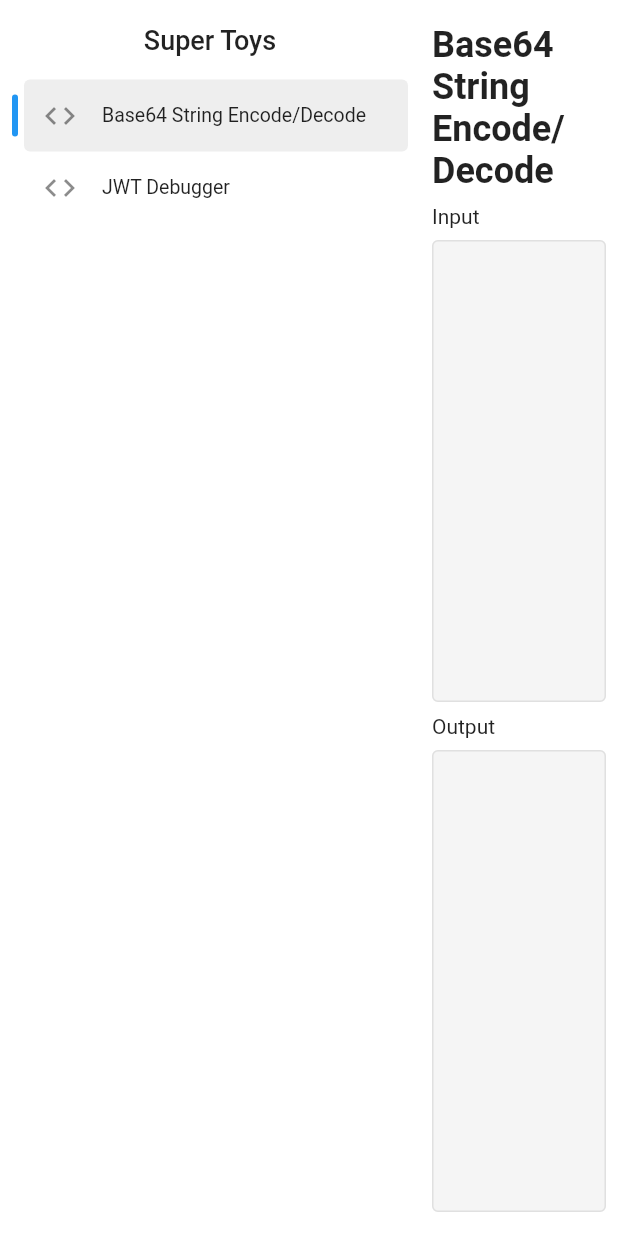
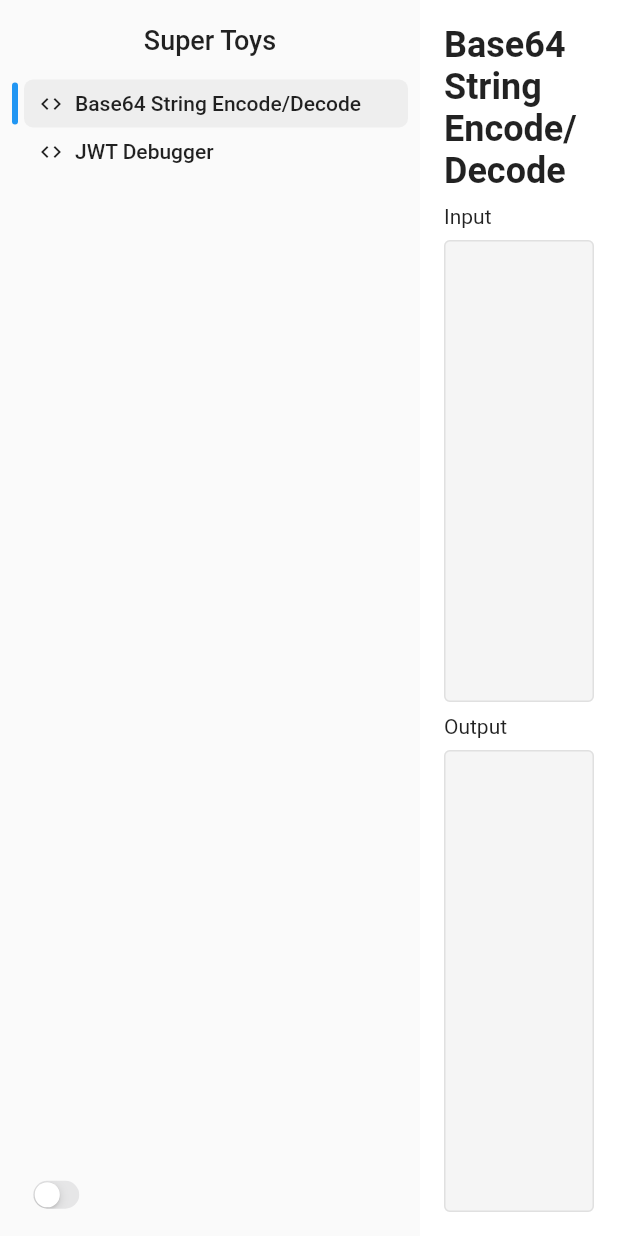
Before and after one commit to xuannghia/SuperToys, a Flutter app: the screen it shows after launch, on a phone screen of 412 x 824 dp. Run offline on Flutter 3.47's test engine with Material 2 defaults, Android fonts, the light colour scheme and no system bars; our stand-ins replace flutter_hooks, flutter_riverpod, go_router, hive, hive_flutter, hooks_riverpod; accounts and stored records are empty.

Commit message:
feat: update sidebar style

```diff
--- a/lib/configs/themes/dark_theme.dart
+++ b/lib/configs/themes/dark_theme.dart
@@ -3,10 +3,23 @@ import 'package:flutter/material.dart';
 ThemeData darkTheme = ThemeData(
   brightness: Brightness.dark,
   primarySwatch: Colors.blue,
+  backgroundColor: Colors.black12,
   splashFactory: NoSplash.splashFactory,
   elevatedButtonTheme: ElevatedButtonThemeData(
     style: ElevatedButton.styleFrom(
       splashFactory: NoSplash.splashFactory,
     ),
   ),
+  inputDecorationTheme: InputDecorationTheme(
+    border: const OutlineInputBorder(),
+    contentPadding: const EdgeInsets.symmetric(horizontal: 12, vertical: 12),
+    focusedBorder: const OutlineInputBorder(
+        borderSide: BorderSide(color: Colors.blueAccent, width: 2)),
+    enabledBorder: OutlineInputBorder(
+        borderSide: BorderSide(color: Colors.grey.shade800, width: 1)),
+    errorBorder: const OutlineInputBorder(
+        borderSide: BorderSide(color: Colors.redAccent, width: 1)),
+    filled: true,
+    fillColor: Colors.black12,
+  ),
 );
--- a/lib/configs/themes/light_theme.dart
+++ b/lib/configs/themes/light_theme.dart
@@ -4,7 +4,7 @@ ThemeData lightTheme = ThemeData(
   primarySwatch: Colors.blue,
   splashFactory: NoSplash.splashFactory,
   scaffoldBackgroundColor: Colors.white,
-  backgroundColor: Colors.white,
+  backgroundColor: Colors.grey.shade50,
   elevatedButtonTheme: ElevatedButtonThemeData(
     style: ElevatedButton.styleFrom(
       splashFactory: NoSplash.splashFactory,
--- a/lib/modules/base64/base64_screen_widget.dart
+++ b/lib/modules/base64/base64_screen_widget.dart
@@ -31,7 +31,7 @@ class Base64ScreenState extends ConsumerState<Base64Screen> {
     }, [output]);
 
     return Container(
-      padding: const EdgeInsets.symmetric(vertical: 16, horizontal: 8),
+      padding: const EdgeInsets.symmetric(vertical: 16, horizontal: 16),
       child: Column(
         crossAxisAlignment: CrossAxisAlignment.start,
         children: [
--- a/lib/modules/home/home_screen_widget.dart
+++ b/lib/modules/home/home_screen_widget.dart
@@ -1,5 +1,7 @@
+import 'package:flutter/cupertino.dart';
 import 'package:flutter/material.dart';
 import 'package:flutter_riverpod/flutter_riverpod.dart';
+import 'package:super_toys/modules/app/app_preferences_provider.dart';
 import 'package:super_toys/modules/base64/base64_screen_widget.dart';
 import 'package:super_toys/modules/home/sidebar_items.dart';
 import 'package:super_toys/modules/home/sidebar_widget.dart';
@@ -22,11 +24,14 @@ class HomeScreenState extends ConsumerState<HomeScreen> {
 
   @override
   Widget build(BuildContext context) {
+    ThemeMode themeMode =
+        ref.watch(appPreferencesProvider.select((_) => _.themeMode));
     return Scaffold(
       body: Row(
         children: [
           Container(
             padding: const EdgeInsets.all(8),
+            color: Theme.of(context).backgroundColor,
             width: 280,
             child: Column(
               children: [
@@ -43,7 +48,26 @@ class HomeScreenState extends ConsumerState<HomeScreen> {
                     active: _activeSidebar,
                     onTap: _onTap,
                   ),
-                )
+                ),
+                Container(
+                  alignment: Alignment.centerLeft,
+                  child: Transform.scale(
+                    scale: 0.6,
+                    child: CupertinoSwitch(
+                        value: themeMode == ThemeMode.dark,
+                        onChanged: (value) {
+                          if (value) {
+                            ref
+                                .read(appPreferencesProvider)
+                                .setThemeMode(ThemeMode.dark);
+                          } else {
+                            ref
+                                .read(appPreferencesProvider)
+                                .setThemeMode(ThemeMode.light);
+                          }
+                        }),
+                  ),
+                ),
               ],
             ),
           ),
--- a/lib/modules/home/sidebar_items.dart
+++ b/lib/modules/home/sidebar_items.dart
@@ -23,7 +23,7 @@ List<SidebarItem> sidebarItems = [
     title: 'Base64 String Encode/Decode',
     leading: const Icon(
       Icons.code,
-      size: 24,
+      size: 16,
     ),
   ),
   SidebarItem(
@@ -31,7 +31,7 @@ List<SidebarItem> sidebarItems = [
     title: 'JWT Debugger',
     leading: const Icon(
       Icons.code,
-      size: 24,
+      size: 16,
     ),
   ),
 ];
--- a/lib/modules/home/sidebar_widget.dart
+++ b/lib/modules/home/sidebar_widget.dart
@@ -27,7 +27,9 @@ class Sidebar extends HookConsumerWidget {
       animation:
           CurvedAnimation(parent: ctrl, curve: Curves.fastLinearToSlowEaseIn),
       builder: ((context, child) {
-        return ListView.builder(
+        return Material(
+          color: Colors.transparent,
+          child: ListView.builder(
             itemCount: sidebarItems.length,
             itemBuilder: (ctx, idx) {
               SidebarItem item = sidebarItems[idx];
@@ -44,29 +46,63 @@ class Sidebar extends HookConsumerWidget {
                     margin: const EdgeInsets.only(right: 4),
                   ),
                   Expanded(
-                  child: ListTile(
-                    shape: const RoundedRectangleBorder(
-                        borderRadius: BorderRadius.all(Radius.circular(4))),
-                    dense: true,
-                    tileColor: isActive
+                    child: InkWell(
+                      borderRadius: BorderRadius.circular(6),
+                      child: Container(
+                        padding: const EdgeInsets.symmetric(
+                            horizontal: 10, vertical: 8),
+                        decoration: BoxDecoration(
+                          borderRadius: BorderRadius.circular(6),
+                          color: isActive
                               ? ThemeMode.dark == themeMode
                                   ? Colors.grey.shade800.withOpacity(ctrl.value)
                                   : Colors.grey.shade200.withOpacity(ctrl.value)
                               : Colors.transparent,
-                    selectedColor: Colors.transparent,
-                    selectedTileColor: Colors.transparent,
-                    horizontalTitleGap: 0,
-                    leading: item.leading,
-                    title: Text(
+                        ),
+                        child: Row(children: [
+                          Container(
+                            margin: const EdgeInsets.only(right: 8),
+                            child: item.leading,
+                          ),
+                          Text(
                             item.title,
+                            style: TextStyle(
+                              fontWeight: FontWeight.w500,
+                              color:
+                                  Theme.of(context).textTheme.bodyLarge?.color,
                             ),
-                    contentPadding: const EdgeInsets.symmetric(horizontal: 12),
+                          )
+                        ]),
+                      ),
                       onTap: () => onTap?.call(item),
                     ),
-                )
+                  ),
+                  // Expanded(
+                  //   child: ListTile(
+                  //     shape: const RoundedRectangleBorder(
+                  //         borderRadius: BorderRadius.all(Radius.circular(4))),
+                  //     dense: true,
+                  //     tileColor: isActive
+                  //         ? ThemeMode.dark == themeMode
+                  //             ? Colors.grey.shade800.withOpacity(ctrl.value)
+                  //             : Colors.grey.shade200.withOpacity(ctrl.value)
+                  //         : Colors.transparent,
+                  //     selectedColor: Colors.red,
+                  //     selectedTileColor: Colors.red,
+                  //     horizontalTitleGap: 0,
+                  //     leading: item.leading,
+                  //     title: Text(
+                  //       item.title,
+                  //     ),
+                  //     contentPadding:
+                  //         const EdgeInsets.symmetric(horizontal: 12),
+                  //     onTap: () => onTap?.call(item),
+                  //   ),
+                  // )
                 ],
               );
             },
+          ),
         );
       }),
     );
```
Lines whose indentation alone changed are shown as unchanged.
